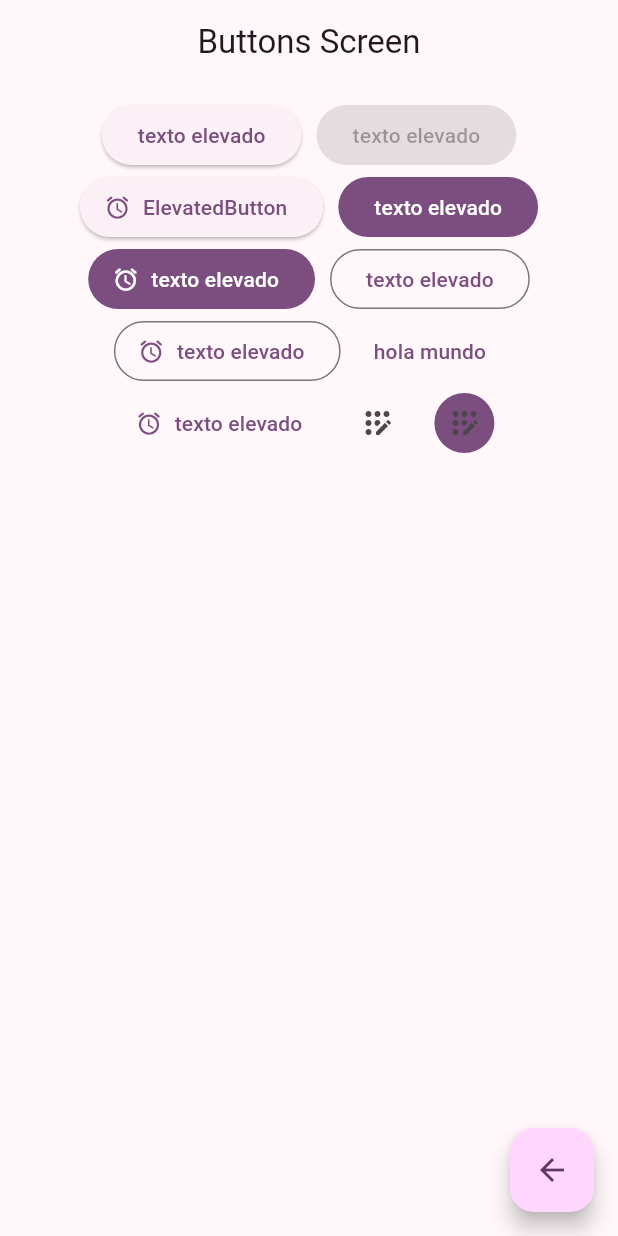
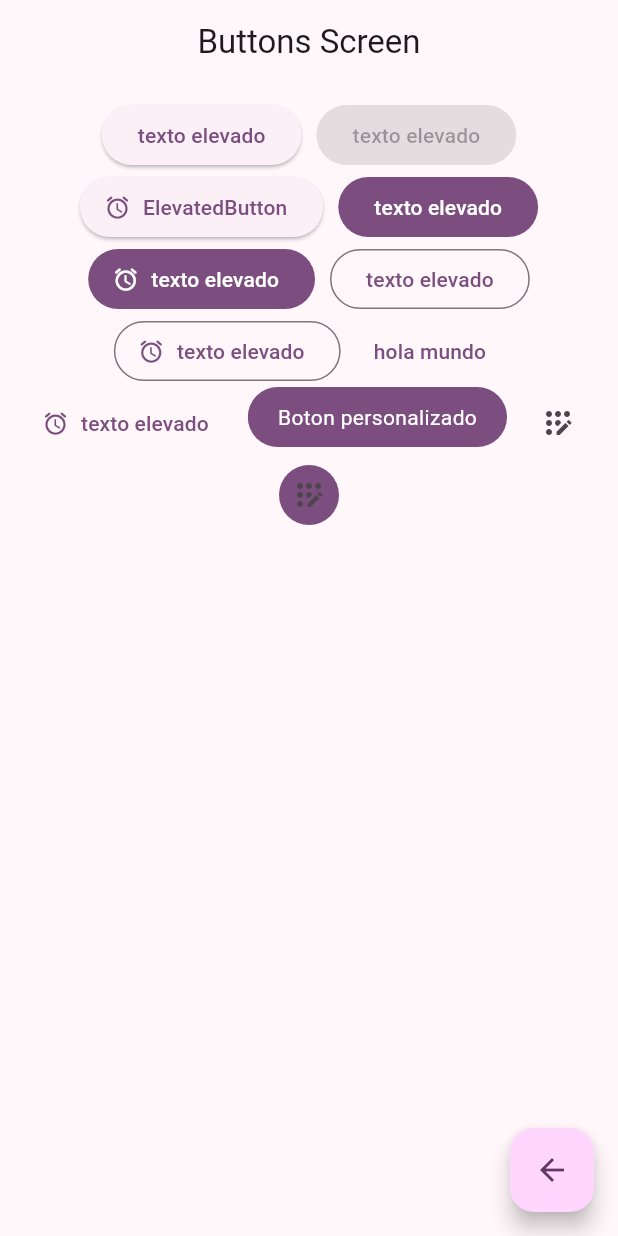
Before and after one commit to Taoista/widget_app, a Flutter app: the ButtonScreen screen opened by its route, on a phone screen of 412 x 824 dp. Run offline on Flutter 3.47's test engine with Material 2 defaults, Android fonts, the phone set to English and light mode, and no system bars; our stand-ins replace go_router.

Commit message:
termion en la confiuracion de buttons

```diff
--- a/lib/presentation/screens/buttons/buttons_screen.dart
+++ b/lib/presentation/screens/buttons/buttons_screen.dart
@@ -64,6 +64,7 @@ class _ButtonsView extends StatelessWidget {
                 icon: const Icon(Icons.access_alarm_rounded),
                 onPressed: () {},
                 label: const Text("texto elevado")),
+            const CustomButton(),
             IconButton(
               onPressed: () {},
               icon: const Icon(Icons.app_registration_rounded),
@@ -79,3 +80,29 @@ class _ButtonsView extends StatelessWidget {
     );
   }
 }
+
+class CustomButton extends StatelessWidget {
+  const CustomButton({super.key});
+
+  @override
+  Widget build(BuildContext context) {
+    final colors = Theme.of(context).colorScheme;
+
+    return ClipRRect(
+      borderRadius: BorderRadius.circular(20),
+      child: Material(
+        color: colors.primary,
+        child: InkWell(
+          onTap: () {},
+          child: Padding(
+            padding: EdgeInsets.symmetric(horizontal: 20, vertical: 10),
+            child: Text(
+              "Boton personalizado",
+              style: TextStyle(color: Colors.white),
+            ),
+          ),
+        ),
+      ),
+    );
+  }
+}
```
